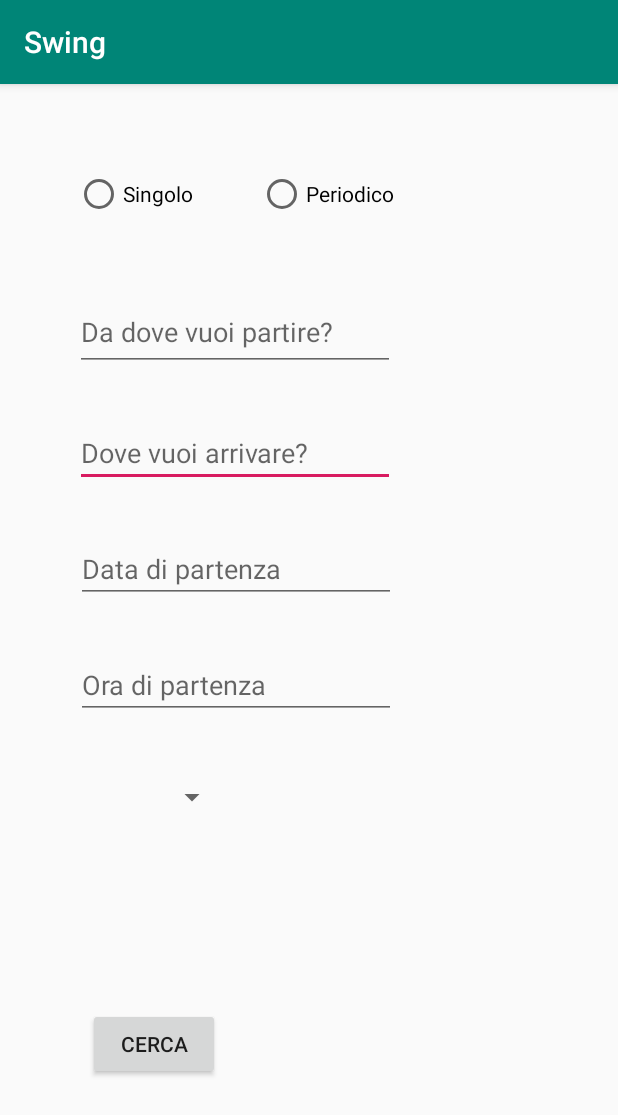
After one commit to cosimo-pietrantonio/swing, an Android app: the RequestActivity screen opened directly, with no data from a screen before it, on a phone screen of 412 x 824 dp. The commit adds this screen. Shown: the top 1115 px of the screen. Run offline under Robolectric (Android 15) with nearby library versions, the phone set to English and light mode, and no system bars; Roboto replaces fonts that are not available here.

Commit message:
so pust
e mo ciamma fa?

```diff
--- a/app/build.gradle
+++ b/app/build.gradle
@@ -29,8 +29,12 @@ dependencies {
     implementation 'androidx.appcompat:appcompat:1.0.2'
     implementation 'androidx.constraintlayout:constraintlayout:1.1.3'
     implementation 'com.google.android.material:material:1.0.0'
+    implementation 'androidx.navigation:navigation-fragment:2.0.0'
+    implementation 'androidx.navigation:navigation-ui:2.0.0'
+    implementation 'androidx.lifecycle:lifecycle-extensions:2.1.0'
     testImplementation 'junit:junit:4.12'
     androidTestImplementation 'androidx.test.ext:junit:1.1.0'
     androidTestImplementation 'androidx.test.espresso:espresso-core:3.1.1'
     implementation 'io.realm:android-adapters:3.1.0'
+    implementation 'androidx.legacy:legacy-support-v4:1.0.0'
 }
--- a/app/src/main/AndroidManifest.xml
+++ b/app/src/main/AndroidManifest.xml
@@ -9,6 +9,8 @@
         android:roundIcon="@mipmap/ic_launcher_round"
         android:supportsRtl="true"
         android:theme="@style/AppTheme">
+        <activity android:name=".Passaggio_Periodico_Activity" />
+        <activity android:name=".RequestActivity" />
         <activity android:name=".Home_activity" />
         <activity android:name=".Register_Activity" />
         <activity android:name=".Login_Activity" />
--- /dev/null
+++ b/app/src/main/java/it/poliba/swing/RequestActivity.java
@@ -0,0 +1,14 @@
+package it.poliba.swing;
+
+import androidx.appcompat.app.AppCompatActivity;
+
+import android.os.Bundle;
+
+public class RequestActivity extends AppCompatActivity {
+
+    @Override
+    protected void onCreate(Bundle savedInstanceState) {
+        super.onCreate(savedInstanceState);
+        setContentView(R.layout.activity_request);
+    }
+}
--- /dev/null
+++ b/app/src/main/res/layout/activity_request.xml
@@ -0,0 +1,139 @@
+<?xml version="1.0" encoding="utf-8"?>
+<androidx.constraintlayout.widget.ConstraintLayout xmlns:android="http://schemas.android.com/apk/res/android"
+    xmlns:app="http://schemas.android.com/apk/res-auto"
+    xmlns:tools="http://schemas.android.com/tools"
+    android:layout_width="match_parent"
+    android:layout_height="match_parent"
+    tools:context=".RequestActivity">
+
+
+    <androidx.constraintlayout.widget.Group
+        android:id="@+id/group"
+        android:layout_width="wrap_content"
+        android:layout_height="wrap_content" />
+
+    <EditText
+        android:id="@+id/luogoArrivo"
+        android:layout_width="wrap_content"
+        android:layout_height="wrap_content"
+        android:layout_marginStart="50dp"
+        android:layout_marginTop="32dp"
+        android:layout_marginEnd="143dp"
+        android:ems="10"
+        android:hint="Dove vuoi arrivare?"
+        android:inputType="textPersonName"
+        app:layout_constraintEnd_toEndOf="parent"
+        app:layout_constraintHorizontal_bias="0.0"
+        app:layout_constraintStart_toStartOf="parent"
+        app:layout_constraintTop_toBottomOf="@+id/luogoPartenza" />
+
+    <EditText
+        android:id="@+id/luogoPartenza"
+        android:layout_width="213dp"
+        android:layout_height="51dp"
+        android:layout_marginStart="50dp"
+        android:layout_marginTop="140dp"
+        android:layout_marginEnd="143dp"
+        android:ems="10"
+        android:hint="Da dove vuoi partire?"
+        android:inputType="textPersonName"
+        app:layout_constraintEnd_toEndOf="parent"
+        app:layout_constraintHorizontal_bias="0.0"
+        app:layout_constraintStart_toStartOf="parent"
+        app:layout_constraintTop_toTopOf="parent" />
+
+    <Button
+        android:id="@+id/buttonPubblica"
+        android:layout_width="wrap_content"
+        android:layout_height="wrap_content"
+        android:layout_marginStart="50dp"
+        android:layout_marginEnd="256dp"
+        android:layout_marginBottom="104dp"
+        android:text="Cerca"
+        app:layout_constraintBottom_toBottomOf="parent"
+        app:layout_constraintEnd_toEndOf="parent"
+        app:layout_constraintHorizontal_bias="0.47"
+        app:layout_constraintStart_toStartOf="parent"
+        app:layout_constraintTop_toBottomOf="@+id/calendarView"
+        app:layout_constraintVertical_bias="0.258" />
+
+    <androidx.constraintlayout.widget.Guideline
+        android:id="@+id/guideline"
+        android:layout_width="wrap_content"
+        android:layout_height="wrap_content"
+        android:orientation="horizontal"
+        app:layout_constraintGuide_begin="20dp" />
+
+    <androidx.constraintlayout.widget.Guideline
+        android:id="@+id/guideline2"
+        android:layout_width="wrap_content"
+        android:layout_height="wrap_content"
+        android:orientation="vertical"
+        app:layout_constraintGuide_begin="20dp" />
+
+    <EditText
+        android:id="@+id/dataPartenza"
+        android:layout_width="wrap_content"
+        android:layout_height="wrap_content"
+        android:layout_marginStart="50dp"
+        android:layout_marginTop="32dp"
+        android:layout_marginEnd="148dp"
+        android:ems="10"
+        android:hint="Data di partenza"
+        android:inputType="date"
+        app:layout_constraintEnd_toEndOf="parent"
+        app:layout_constraintStart_toStartOf="parent"
+        app:layout_constraintTop_toBottomOf="@+id/luogoArrivo" />
+
+    <EditText
+        android:id="@+id/oraPartenza"
+        android:layout_width="wrap_content"
+        android:layout_height="wrap_content"
+        android:layout_marginStart="50dp"
+        android:layout_marginTop="32dp"
+        android:layout_marginEnd="148dp"
+        android:ems="10"
+        android:hint="Ora di partenza"
+        android:inputType="time"
+        app:layout_constraintEnd_toEndOf="parent"
+        app:layout_constraintStart_toStartOf="parent"
+        app:layout_constraintTop_toBottomOf="@+id/dataPartenza" />
+
+    <RadioButton
+        android:id="@+id/radioSingolo"
+        android:layout_width="wrap_content"
+        android:layout_height="wrap_content"
+        android:layout_marginStart="50dp"
+        android:layout_marginTop="63dp"
+        android:layout_marginBottom="57dp"
+        android:text="Singolo"
+        app:layout_constraintBottom_toTopOf="@+id/luogoPartenza"
+        app:layout_constraintStart_toStartOf="parent"
+        app:layout_constraintTop_toTopOf="parent" />
+
+    <RadioButton
+        android:id="@+id/radioPeriodico"
+        android:layout_width="wrap_content"
+        android:layout_height="wrap_content"
+        android:layout_marginStart="41dp"
+        android:layout_marginTop="63dp"
+        android:layout_marginEnd="148dp"
+        android:layout_marginBottom="57dp"
+        android:text="Periodico"
+        app:layout_constraintBottom_toTopOf="@+id/luogoPartenza"
+        app:layout_constraintEnd_toEndOf="parent"
+        app:layout_constraintStart_toEndOf="@+id/radioSingolo"
+        app:layout_constraintTop_toTopOf="parent" />
+
+    <Spinner
+        android:id="@+id/spinnerPosti"
+        android:layout_width="100dp"
+        android:layout_height="wrap_content"
+        android:layout_marginTop="40dp"
+        android:layout_marginEnd="260dp"
+        android:spinnerMode="dropdown"
+        app:layout_constraintEnd_toEndOf="parent"
+        app:layout_constraintTop_toBottomOf="@+id/oraPartenza" />
+
+
+</androidx.constraintlayout.widget.ConstraintLayout>
--- a/app/src/main/res/layout/content_scrolling.xml
+++ b/app/src/main/res/layout/content_scrolling.xml
@@ -6,7 +6,7 @@
     android:layout_height="match_parent"
     app:layout_behavior="@string/appbar_scrolling_view_behavior"
     tools:context=".Register_Activity"
-    tools:showIn="@layout/activity_scrolling">
+    tools:showIn="@layout/content_scrolling">
 
     <androidx.constraintlayout.widget.ConstraintLayout
         android:layout_width="422dp"
--- a/app/src/main/res/values/dimens.xml
+++ b/app/src/main/res/values/dimens.xml
@@ -2,4 +2,7 @@
     <dimen name="fab_margin">16dp</dimen>
     <dimen name="app_bar_height">180dp</dimen>
     <dimen name="text_margin">16dp</dimen>
+    <!-- Default screen margins, per the Android Design guidelines. -->
+    <dimen name="activity_horizontal_margin">16dp</dimen>
+    <dimen name="activity_vertical_margin">16dp</dimen>
 </resources>
```
Also changed, not shown: app/src/main/java/it/poliba/swing/Passaggio_Periodico_Activity.java (added, +14 -0 lines), app/src/main/java/it/poliba/swing/Richiesta.java (added, +27 -0 lines), app/src/main/java/it/poliba/swing/ui/dashboard/DashboardFragment.java (added, +35 -0 lines), app/src/main/java/it/poliba/swing/ui/dashboard/DashboardViewModel.java (added, +19 -0 lines), app/src/main/java/it/poliba/swing/ui/home/HomeFragment.java (added, +35 -0 lines), app/src/main/java/it/poliba/swing/ui/home/HomeViewModel.java (added, +19 -0 lines), app/src/main/java/it/poliba/swing/ui/notifications/NotificationsFragment.java (added, +35 -0 lines), app/src/main/java/it/poliba/swing/ui/notifications/NotificationsViewModel.java (added, +19 -0 lines), app/src/main/res/drawable/ic_dashboard_black_24dp.xml (added, +9 -0 lines), app/src/main/res/drawable/ic_home_black_24dp.xml (added, +9 -0 lines), app/src/main/res/drawable/ic_notifications_black_24dp.xml (added, +9 -0 lines), app/src/main/res/layout/activity_passaggio__periodico_.xml (added, +98 -0 lines), app/src/main/res/values/strings.xml (+7 -0 lines).
